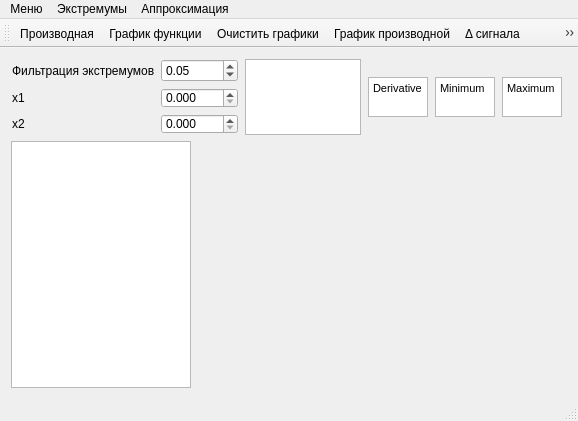
This is mainwindow.ui in Kortesss/NO3 as Qt 5 draws it before an edit. The edited form follows.
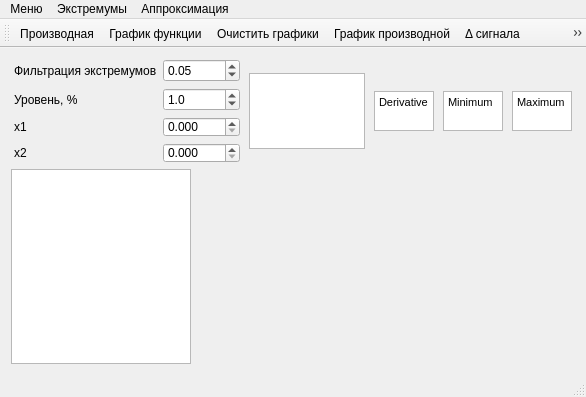
This is the edited form. Icons and pictures are not drawn. Custom widgets are drawn as their Qt base class.

Commit message: Добавил линию перегиба, когда линия тренда переходит этот уровень. Но надо менять логику графов, т.к. не удобно обращаться к индексам графиков

What changed in the file:
```diff
--- a/mainwindow.ui
+++ b/mainwindow.ui
@@ -6,8 +6,8 @@
    <rect>
     <x>0</x>
     <y>0</y>
-    <width>578</width>
-    <height>421</height>
+    <width>586</width>
+    <height>397</height>
    </rect>
   </property>
   <property name="windowTitle">
@@ -22,7 +22,7 @@
         <property name="rightMargin">
          <number>0</number>
         </property>
-        <item row="2" column="1">
+        <item row="3" column="1">
          <widget class="QDoubleSpinBox" name="doubleSpinBox_x1">
           <property name="minimumSize">
            <size>
@@ -44,7 +44,7 @@
           </property>
          </widget>
         </item>
-        <item row="4" column="0">
+        <item row="5" column="0">
          <widget class="QLabel" name="label_3">
           <property name="maximumSize">
            <size>
@@ -57,42 +57,6 @@
           </property>
          </widget>
         </item>
-        <item row="4" column="1">
-         <widget class="QDoubleSpinBox" name="doubleSpinBox_x2">
-          <property name="maximumSize">
-           <size>
-            <width>80</width>
-            <height>20</height>
-           </size>
-          </property>
-          <property name="decimals">
-           <number>3</number>
-          </property>
-          <property name="maximum">
-           <double>9999.989999999999782</double>
-          </property>
-         </widget>
-        </item>
-        <item row="2" column="0">
-         <widget class="QLabel" name="label">
-          <property name="maximumSize">
-           <size>
-            <width>20</width>
-            <height>16777215</height>
-           </size>
-          </property>
-          <property name="text">
-           <string>x1</string>
-          </property>
-         </widget>
-        </item>
-        <item row="0" column="0">
-         <widget class="QLabel" name="label_2">
-          <property name="text">
-           <string>Фильтрация экстремумов</string>
-          </property>
-         </widget>
-        </item>
         <item row="0" column="1">
          <widget class="QDoubleSpinBox" name="doubleSpinBox1">
           <property name="decimals">
@@ -109,6 +73,59 @@
           </property>
          </widget>
         </item>
+        <item row="0" column="0">
+         <widget class="QLabel" name="label_2">
+          <property name="text">
+           <string>Фильтрация экстремумов</string>
+          </property>
+         </widget>
+        </item>
+        <item row="5" column="1">
+         <widget class="QDoubleSpinBox" name="doubleSpinBox_x2">
+          <property name="maximumSize">
+           <size>
+            <width>80</width>
+            <height>20</height>
+           </size>
+          </property>
+          <property name="decimals">
+           <number>3</number>
+          </property>
+          <property name="maximum">
+           <double>9999.989999999999782</double>
+          </property>
+         </widget>
+        </item>
+        <item row="3" column="0">
+         <widget class="QLabel" name="label">
+          <property name="maximumSize">
+           <size>
+            <width>20</width>
+            <height>16777215</height>
+           </size>
+          </property>
+          <property name="text">
+           <string>x1</string>
+          </property>
+         </widget>
+        </item>
+        <item row="1" column="0">
+         <widget class="QLabel" name="label_4">
+          <property name="text">
+           <string>Уровень, %</string>
+          </property>
+         </widget>
+        </item>
+        <item row="1" column="1">
+         <widget class="QDoubleSpinBox" name="spinLevel">
+          <property name="decimals">
+           <number>1</number>
+          </property>
+          <property name="value">
+           <double>1.000000000000000</double>
+          </property>
+         </widget>
+        </item>
        </layout>
       </item>
       <item>
@@ -222,7 +239,7 @@
     <rect>
      <x>0</x>
      <y>0</y>
-     <width>578</width>
+     <width>586</width>
      <height>21</height>
     </rect>
    </property>
```
The commit also changes 17 other files.
